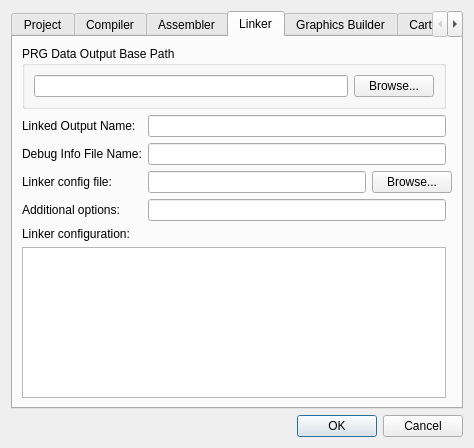
christopherpow/nesicide, file designers/project_properties/projectpropertiesdialog.ui: the form before one commit.
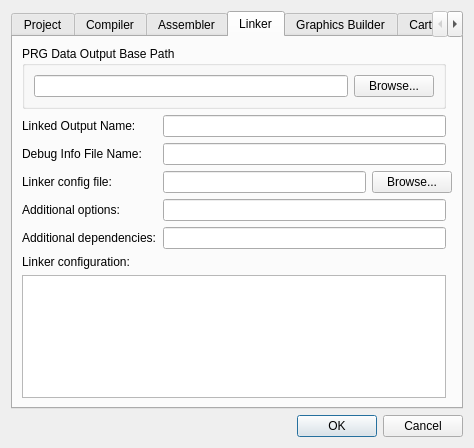
The form after the commit. The open tabs and pages were chosen to show the change. Icons and pictures are not drawn.

Commit message: Adding 'additional dependencies' settings for Linker.

Diff of the .ui file:
```diff
--- a/designers/project_properties/projectpropertiesdialog.ui
+++ b/designers/project_properties/projectpropertiesdialog.ui
@@ -302,14 +302,14 @@
          </item>
         </layout>
        </item>
-       <item row="5" column="0">
+       <item row="6" column="0">
         <widget class="QLabel" name="label_17">
          <property name="text">
           <string>Linker configuration:</string>
          </property>
         </widget>
        </item>
-       <item row="8" column="0" colspan="2">
+       <item row="9" column="0" colspan="2">
         <widget class="QTextEdit" name="linkerConfig">
          <property name="sizePolicy">
           <sizepolicy hsizetype="Expanding" vsizetype="Expanding">
@@ -365,6 +365,16 @@
        <item row="4" column="1">
         <widget class="QLineEdit" name="linkerAdditionalOptions"/>
        </item>
+       <item row="5" column="0">
+        <widget class="QLabel" name="label_26">
+         <property name="text">
+          <string>Additional dependencies:</string>
+         </property>
+        </widget>
+       </item>
+       <item row="5" column="1">
+        <widget class="QLineEdit" name="linkerAdditionalDependencies"/>
+       </item>
       </layout>
      </widget>
      <widget class="QWidget" name="graphicsBuilderTab">
```
Left out of the diff: 2 changed lines with no effect on the pictures. The commit also changes 9 other files.
